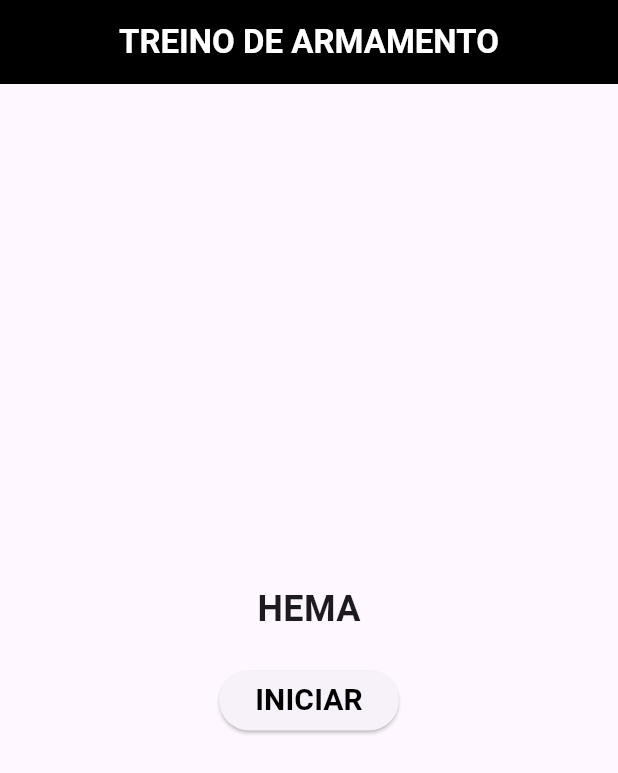
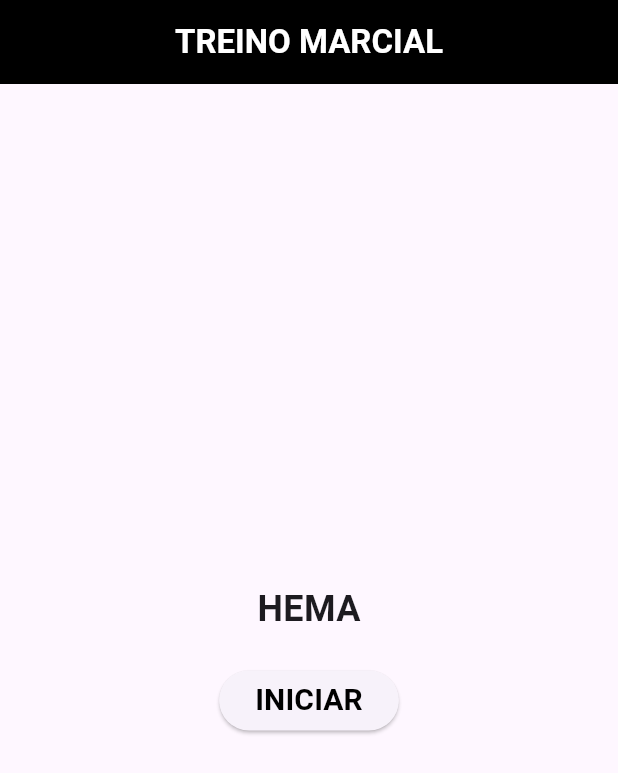
Before and after one commit to StephanMorais/treino_stephan, a Flutter app: the screen it shows after launch, on a phone screen of 412 x 824 dp. Shown: the top 773 px of the screen. Run offline on Flutter 3.47's test engine with Material 3 defaults, Android fonts, the phone set to English and light mode, and no system bars.

```diff
--- a/lib/main.dart
+++ b/lib/main.dart
@@ -65,7 +65,7 @@
       appBar: AppBar(
         backgroundColor: Colors.black,
         title: Text(
-          'TREINO DE ARMAMENTO',
+          'TREINO MARCIAL',
           style: TextStyle(
             fontWeight: FontWeight.bold,
             color: Colors.white,
```
